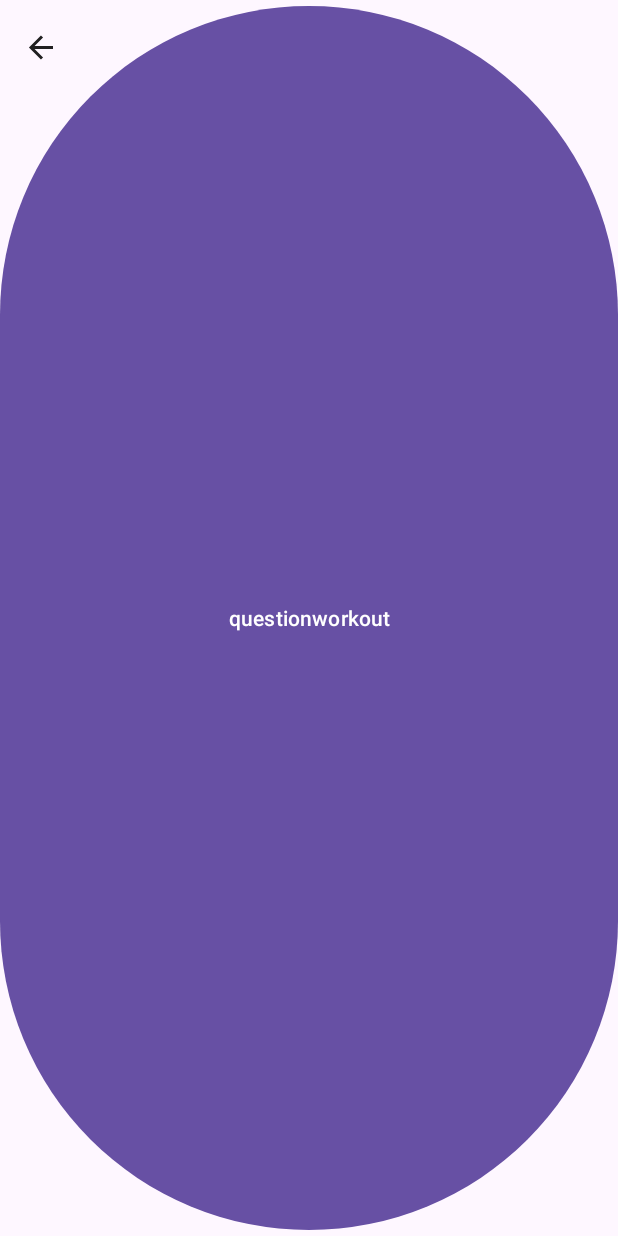
After one commit to SlayterTv/FireGym, an Android app: the MyOwnWorkoutFragment screen opened through its navigation route, on a phone screen of 412 x 824 dp. The commit adds this screen. Run offline under Robolectric (Android 15) with nearby library versions, the phone set to English and light mode, and no system bars; our stand-ins replace Dagger/Hilt's generated code, navigation-ui.

Commit message:
se agrego questiojn activity y fragments para realizar el calendario

```diff
--- a/app/src/main/AndroidManifest.xml
+++ b/app/src/main/AndroidManifest.xml
@@ -9,10 +9,12 @@
         android:fullBackupContent="@xml/backup_rules"
         android:icon="@mipmap/ic_launcher"
         android:label="@string/app_name"
-
         android:supportsRtl="true"
         android:theme="@style/Theme.FireGym"
         tools:targetApi="31">
+        <activity
+            android:name=".ui.view.ownworkout.QuestionMyWorkoutActivity"
+            android:exported="false" />
         <activity
             android:name=".SliderActivity"
             android:exported="false" />
--- a/app/src/main/java/com/slaytertv/firegym/MainActivity.kt
+++ b/app/src/main/java/com/slaytertv/firegym/MainActivity.kt
@@ -38,7 +38,8 @@ class MainActivity : AppCompatActivity() {
             setOf(
                 R.id.homeFragment,
                 R.id.calculatorFragment,
-                R.id.exerciseListFragment
+                R.id.exerciseListFragment,
+                R.id.myOwnWorkoutFragment
             ),
             drawerLayout
         )
--- /dev/null
+++ b/app/src/main/java/com/slaytertv/firegym/ui/view/ownworkout/MyOwnWorkoutFragment.kt
@@ -0,0 +1,48 @@
+package com.slaytertv.firegym.ui.view.ownworkout
+
+import android.app.Activity
+import android.content.Intent
+import android.os.Bundle
+import androidx.fragment.app.Fragment
+import android.view.LayoutInflater
+import android.view.View
+import android.view.ViewGroup
+import androidx.activity.result.contract.ActivityResultContracts
+import com.slaytertv.firegym.MainActivity
+import com.slaytertv.firegym.R
+import com.slaytertv.firegym.databinding.FragmentMyOwnWorkoutBinding
+import dagger.hilt.android.AndroidEntryPoint
+
+@AndroidEntryPoint
+class MyOwnWorkoutFragment : Fragment() {
+    lateinit var binding: FragmentMyOwnWorkoutBinding
+    private val authLauncher = registerForActivityResult(ActivityResultContracts.StartActivityForResult()) { result ->
+        if (result.resultCode == Activity.RESULT_OK) {
+            val mainIntent = Intent(requireContext(), MainActivity::class.java)
+            startActivity(mainIntent)
+            requireActivity().finish()
+        }
+    }
+
+    override fun onCreateView(
+        inflater: LayoutInflater, container: ViewGroup?,
+        savedInstanceState: Bundle?
+    ): View? {
+        // Inflate the layout for this fragment
+        binding = FragmentMyOwnWorkoutBinding.inflate(layoutInflater)
+        return binding.root
+    }
+
+    override fun onViewCreated(view: View, savedInstanceState: Bundle?) {
+        super.onViewCreated(view, savedInstanceState)
+        botones()
+    }
+
+    private fun botones() {
+        binding.otro.setOnClickListener {
+            val authIntent = Intent(requireContext(), QuestionMyWorkoutActivity::class.java)
+            authLauncher.launch(authIntent)
+        }
+    }
+
+}
--- /dev/null
+++ b/app/src/main/res/layout/fragment_my_own_workout.xml
@@ -0,0 +1,15 @@
+<?xml version="1.0" encoding="utf-8"?>
+<FrameLayout xmlns:android="http://schemas.android.com/apk/res/android"
+    xmlns:tools="http://schemas.android.com/tools"
+    android:layout_width="match_parent"
+    android:layout_height="match_parent"
+    tools:context=".ui.view.ownworkout.MyOwnWorkoutFragment">
+
+    <!-- TODO: Update blank fragment layout -->
+    <Button
+        android:id="@+id/otro"
+        android:layout_width="match_parent"
+        android:layout_height="match_parent"
+        android:text="questionworkout" />
+
+</FrameLayout>
--- a/app/src/main/res/menu/menu_drawer.xml
+++ b/app/src/main/res/menu/menu_drawer.xml
@@ -9,4 +9,8 @@
     <item
         android:id="@+id/exerciseListFragment"
         android:title="Exercise List" />
+    <item
+        android:id="@+id/myOwnWorkoutFragment"
+        android:title="MyWorkout"
+        />
 </menu>
--- a/app/src/main/res/navigation/nav_graph.xml
+++ b/app/src/main/res/navigation/nav_graph.xml
@@ -30,5 +30,10 @@
         android:name="com.slaytertv.firegym.ui.view.exerciselist.ExerciseFragment"
         android:label="fragment_exercise"
         tools:layout="@layout/fragment_exercise" />
+    <fragment
+        android:id="@+id/myOwnWorkoutFragment"
+        android:name="com.slaytertv.firegym.ui.view.ownworkout.MyOwnWorkoutFragment"
+        android:label="fragment_my_own_workout"
+        tools:layout="@layout/fragment_my_own_workout" />
 
 </navigation>
```
Also changed, not shown: app/src/main/java/com/slaytertv/firegym/data/model/CalendarioEntrenamientoItem.kt (added, +41 -0 lines), app/src/main/java/com/slaytertv/firegym/ui/view/ownworkout/QuestionMyWorkoutActivity.kt (added, +17 -0 lines), app/src/main/java/com/slaytertv/firegym/ui/view/ownworkout/QuestiondosFragment.kt (added, +51 -0 lines), app/src/main/java/com/slaytertv/firegym/ui/view/ownworkout/QuestionunoFragment.kt (added, +34 -0 lines), app/src/main/res/layout/activity_question_my_workout.xml (added, +20 -0 lines), app/src/main/res/layout/fragment_questiondos.xml (added, +21 -0 lines), app/src/main/res/layout/fragment_questionuno.xml (added, +18 -0 lines), app/src/main/res/navigation/app_navigationquestionownworkout.xml (added, +22 -0 lines).
